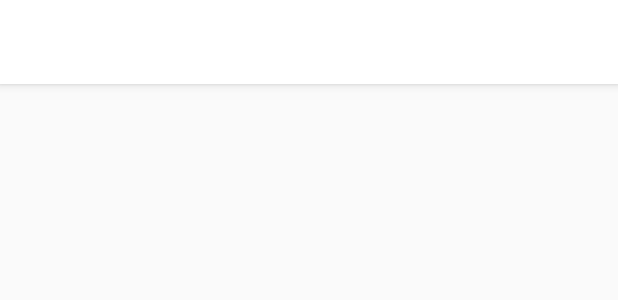
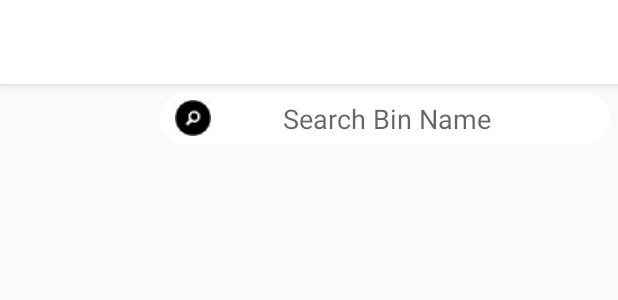
Before and after one commit to devonexus/project-payoy, an Android app: the layout activity_bin_list.xml on its own in the app's theme, with its tools: preview values and no code run, on a phone screen of 412 x 824 dp. Shown: the top 300 px of the screen. Run offline under Robolectric (Android 15) with nearby library versions, the phone set to English and light mode, and no system bars; network calls fail.

Commit message:
Search feature added

```diff
--- a/app/src/main/java/com/example/apaodevo/basura_juan/Activities/DeployBinActivity.java
+++ b/app/src/main/java/com/example/apaodevo/basura_juan/Activities/DeployBinActivity.java
@@ -27,9 +27,9 @@ public class DeployBinActivity extends NavigationDrawerActivity{
         String[] items = new String[]{"Bin 1", "Bin 2", "Bin 3"};
         //create an adapter to describe how the items are displayed, adapters are used in several places in android.
         //There are multiple variations of this, but this is the basic variant.
-            ArrayAdapter<String> adapter = new ArrayAdapter<String>(this, android.R.layout.simple_spinner_dropdown_item, items);
+        ArrayAdapter<String> adapter = new ArrayAdapter<String>(this, android.R.layout.simple_spinner_dropdown_item, items);
         //set the spinners adapter to the previously created one.
-            dropdown.setAdapter(adapter);
+        dropdown.setAdapter(adapter);
         fab.setImageResource(R.drawable.deploy);
     }
 }
--- a/app/src/main/java/com/example/apaodevo/basura_juan/Activities/RegisterUserActivity.java
+++ b/app/src/main/java/com/example/apaodevo/basura_juan/Activities/RegisterUserActivity.java
@@ -438,7 +438,6 @@ public class RegisterUserActivity extends AppCompatActivity {
         return true;
     }   //Validate email format
 
-
     private void requestFocus(View view) {
         if (view.requestFocus()) {
             getWindow().setSoftInputMode(WindowManager.LayoutParams.SOFT_INPUT_STATE_ALWAYS_VISIBLE);
--- a/app/src/main/java/com/example/apaodevo/basura_juan/Activities/UserProfileActivity.java
+++ b/app/src/main/java/com/example/apaodevo/basura_juan/Activities/UserProfileActivity.java
@@ -110,6 +110,7 @@ public class UserProfileActivity extends NavigationDrawerActivity{
 
         Picasso.with(this).load(imageUrl)
                 .transform(new CropCircleTransformation())
+                .error(R.drawable.user_profile_placeholder)
                 .into(imageView);
         imageView.setOnClickListener(new View.OnClickListener() {
             @Override
--- a/app/src/main/java/com/example/apaodevo/basura_juan/Configuration/Keys.java
+++ b/app/src/main/java/com/example/apaodevo/basura_juan/Configuration/Keys.java
@@ -34,7 +34,7 @@ public class Keys{
     /* Bin Registration Tags*/
     public static final String TAG_IP_ADDRESS = "ipAddress";
     public static final String TAG_BIN_NAME = "binName";
-
+    public static final String TAG_BIN_ID = "binId";
 
     /*Error log tag*/
     public static final String TAG_ERRORS = "error";
--- a/app/src/main/res/layout/activity_bin_list.xml
+++ b/app/src/main/res/layout/activity_bin_list.xml
@@ -22,5 +22,6 @@
         </android.support.v7.widget.Toolbar>
     </android.support.design.widget.AppBarLayout>
 
-    <include layout="@layout/content_bin_list"></include>
+    <include layout="@layout/content_bin_list"
+        android:layout_height="471dp"></include>
 </android.support.design.widget.CoordinatorLayout>
--- a/app/src/main/res/layout/content_bin_list.xml
+++ b/app/src/main/res/layout/content_bin_list.xml
@@ -9,10 +9,31 @@
     xmlns:tools="http://schemas.android.com/tools"
     xmlns:android="http://schemas.android.com/apk/res/android"
     xmlns:app="http://schemas.android.com/apk/res-auto">
+        <RelativeLayout
+            android:layout_width="match_parent"
+            android:layout_height="match_parent">
 
-        <android.support.v7.widget.RecyclerView
-            android:id="@+id/recycler_view"
-            android:layout_width="match_parent"
-            android:layout_height="wrap_content"
-            android:scrollbars="vertical" />
+                <EditText
+                    android:id="@+id/search_bin"
+                    android:layout_width="300dp"
+                    android:layout_height="35dp"
+                    android:paddingLeft="10dp"
+                    android:backgroundTint="@color/colorWhite"
+                    android:drawableLeft="@drawable/search_icon"
+                    android:drawablePadding="@android:dimen/app_icon_size"
+                    android:layout_alignParentRight="true"
+                    android:layout_margin="5dp"
+                    android:background="@drawable/rounded_edittext"
+
+                    android:hint="@string/search_placeholder"
+                    />
+
+                <android.support.v7.widget.RecyclerView
+                    android:id="@+id/recycler_view"
+                    android:layout_below="@+id/search_bin"
+                    android:layout_width="match_parent"
+                    android:layout_height="wrap_content"
+                    android:scrollbars="vertical" />
+        </RelativeLayout>
+
 </android.support.design.widget.CoordinatorLayout>
--- a/app/src/main/res/values/strings.xml
+++ b/app/src/main/res/values/strings.xml
@@ -28,6 +28,7 @@
     <string name="hotlist">Notification here</string>
     <string name="binlist_activity">List of Bins</string>
     <string name="delete">DELETE</string>
+    <string name="search_placeholder">Search Bin Name</string>
     <string-array name="nav_item_activity_titles">
         <item>Account Settings</item>
         <item>List of Registered Bins</item>
```
Also changed, not shown: app/src/main/java/com/example/apaodevo/basura_juan/Activities/BinListActivity.java (+99 -14 lines), app/src/main/java/com/example/apaodevo/basura_juan/Services/BinListAdapter.java (+19 -0 lines), app/src/main/res/drawable/search_icon.png (added).
